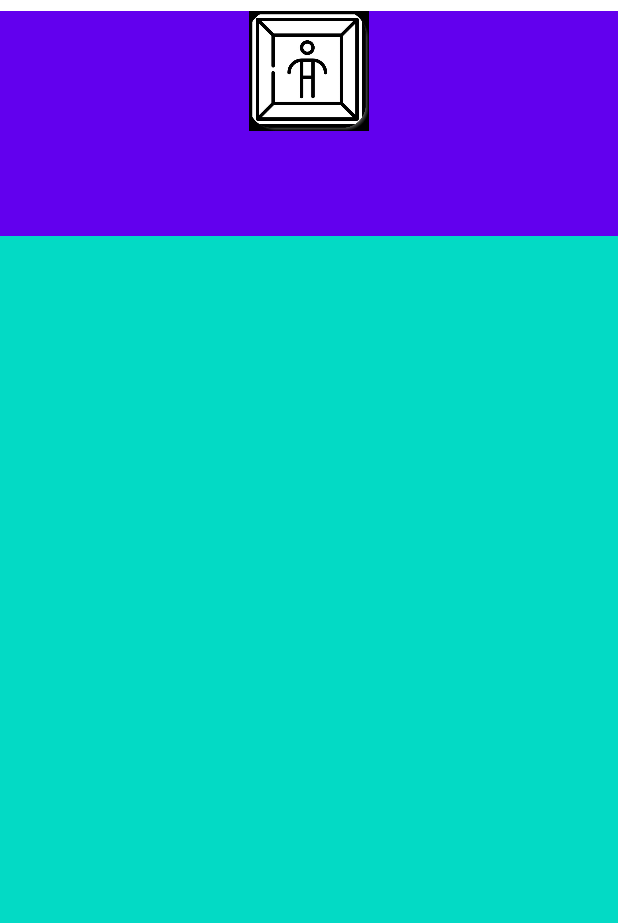
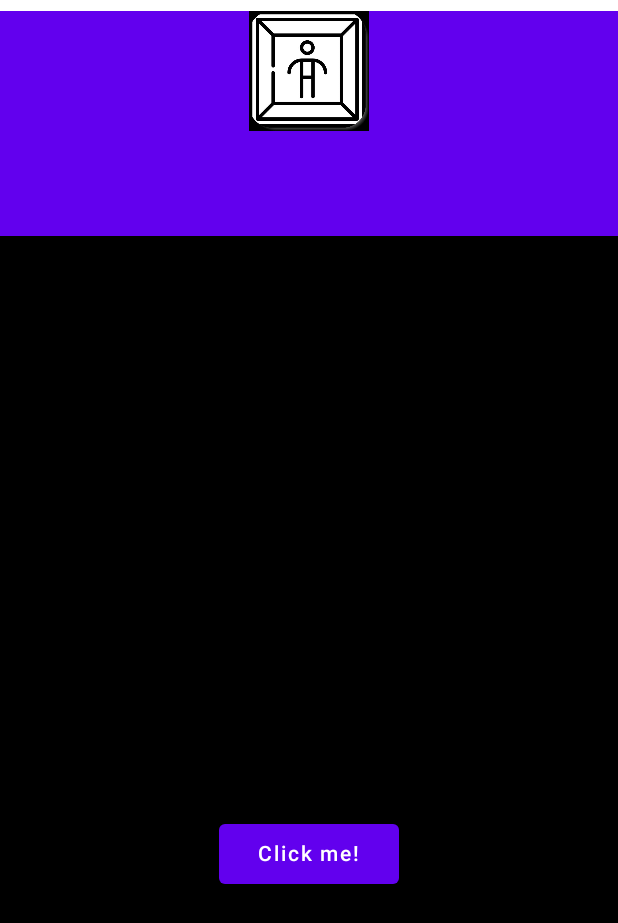
Before and after one commit to technexx/AThirdJetpackComposeStory, an Android app built with Jetpack Compose: the screen it shows after launch (MainActivity), on a phone screen of 412 x 824 dp. Shown: the top 923 px of the screen. Run offline under Robolectric (Android 15) with nearby library versions, the phone set to English and light mode, and no system bars; our stand-ins replace constraintlayout-compose.

Commit message:
fixed button sizing

```diff
--- a/app/src/main/java/a/third/jetpack/compose/myapplication/MainActivity.kt
+++ b/app/src/main/java/a/third/jetpack/compose/myapplication/MainActivity.kt
@@ -3,15 +3,13 @@ package a.third.jetpack.compose.myapplication
 import android.os.Bundle
 import androidx.activity.ComponentActivity
 import androidx.activity.compose.setContent
-import androidx.compose.material.MaterialTheme
-import androidx.compose.material.Surface
-import androidx.compose.material.Text
 import androidx.compose.runtime.Composable
 import androidx.compose.ui.Modifier
 import androidx.compose.ui.tooling.preview.Preview
 import a.third.jetpack.compose.myapplication.ui.theme.AThirdJetpackComposeStoryTheme
 import androidx.compose.foundation.Image
 import androidx.compose.foundation.layout.*
+import androidx.compose.material.*
 import androidx.compose.ui.Alignment
 import androidx.compose.ui.draw.clip
 import androidx.compose.ui.graphics.Color
@@ -52,6 +50,7 @@ fun FullView() {
         val startGuideline = createGuidelineFromTop(0.2f)
         val (statsLayout, boardLayout) = createRefs()
 
+        //Todo: Should Column come before surface?
         //Stats surface.
         Surface(color = MaterialTheme.colors.primary,
             modifier = Modifier
@@ -78,16 +77,28 @@ fun FullView() {
             }
         }
 
-        Surface(color = MaterialTheme.colors.secondary,
-            modifier = Modifier
-                .constrainAs(boardLayout) {
-                    top.linkTo(statsLayout.bottom)
-                }
-                .fillMaxSize()
-        ) {
-
+        Surface(modifier = Modifier
+            .constrainAs(boardLayout) {
+                top.linkTo(statsLayout.bottom)
+            }
+            .fillMaxSize(),
+            color = MaterialTheme.colors.onBackground) {
+            //Todo: Button fills entire screen
+            Button(
+                //requiredSize works where size does not
+                modifier = Modifier
+                .requiredSize(120.dp, 40.dp),
+                onClick = {
+                    testClick()
+                }) {
+                Text(text = "Click me!")
+            }
         }
     }
+}
+
+private fun testClick() {
+
 }
 
 @Preview(showBackground = true)
```
